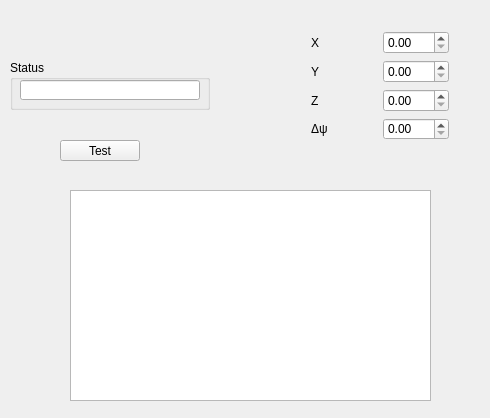
Old version of the form ControllerWidget/controllerwidget.ui in the repository adegirmenci/HBL-ICEbot.
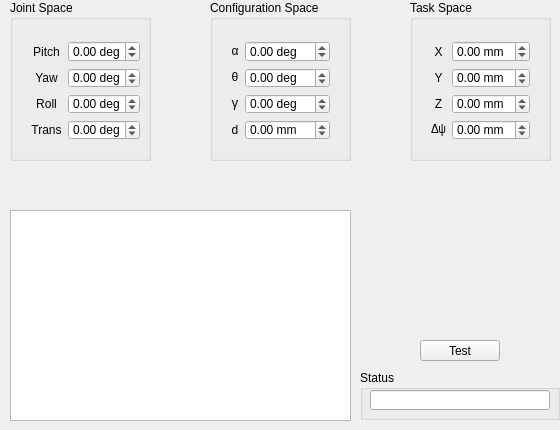
New version of the form.

Commit message: Added joint and configuration space spin boxes.

Patch:
```diff
--- a/ControllerWidget/controllerwidget.ui
+++ b/ControllerWidget/controllerwidget.ui
@@ -6,8 +6,8 @@
    <rect>
     <x>0</x>
     <y>0</y>
-    <width>490</width>
-    <height>418</height>
+    <width>560</width>
+    <height>430</height>
    </rect>
   </property>
   <property name="windowTitle">
@@ -16,8 +16,8 @@
   <widget class="QGroupBox" name="statusGroupBox">
    <property name="geometry">
     <rect>
-     <x>10</x>
-     <y>60</y>
+     <x>360</x>
+     <y>370</y>
      <width>200</width>
      <height>50</height>
     </rect>
@@ -42,8 +42,8 @@
   <widget class="QPushButton" name="testButton">
    <property name="geometry">
     <rect>
-     <x>60</x>
-     <y>140</y>
+     <x>420</x>
+     <y>340</y>
      <width>80</width>
      <height>21</height>
     </rect>
@@ -52,64 +52,12 @@
     <string>Test</string>
    </property>
   </widget>
-  <widget class="QWidget" name="gridLayoutWidget">
-   <property name="geometry">
-    <rect>
-     <x>300</x>
-     <y>20</y>
-     <width>160</width>
-     <height>131</height>
-    </rect>
-   </property>
-   <layout class="QGridLayout" name="gridLayout">
-    <item row="3" column="1">
-     <widget class="QDoubleSpinBox" name="delPsiSpinbox"/>
-    </item>
-    <item row="0" column="0">
-     <widget class="QLabel" name="xLabel">
-      <property name="text">
-       <string>X</string>
-      </property>
-     </widget>
-    </item>
-    <item row="1" column="0">
-     <widget class="QLabel" name="yLabel">
-      <property name="text">
-       <string>Y</string>
-      </property>
-     </widget>
-    </item>
-    <item row="2" column="0">
-     <widget class="QLabel" name="zLabel">
-      <property name="text">
-       <string>Z</string>
-      </property>
-     </widget>
-    </item>
-    <item row="0" column="1">
-     <widget class="QDoubleSpinBox" name="xSpinbox"/>
-    </item>
-    <item row="2" column="1">
-     <widget class="QDoubleSpinBox" name="zSpinbox"/>
-    </item>
-    <item row="1" column="1">
-     <widget class="QDoubleSpinBox" name="ySpinbox"/>
-    </item>
-    <item row="3" column="0">
-     <widget class="QLabel" name="delPsiLabel">
-      <property name="text">
-       <string>Δψ</string>
-      </property>
-     </widget>
-    </item>
-   </layout>
-  </widget>
   <widget class="QPlainTextEdit" name="statusTextEdit">
    <property name="geometry">
     <rect>
-     <x>70</x>
-     <y>190</y>
-     <width>361</width>
+     <x>10</x>
+     <y>210</y>
+     <width>341</width>
      <height>211</height>
     </rect>
    </property>
@@ -120,6 +68,633 @@
     <bool>false</bool>
    </property>
   </widget>
+  <widget class="QGroupBox" name="configSpaceGroupBox">
+   <property name="geometry">
+    <rect>
+     <x>210</x>
+     <y>0</y>
+     <width>141</width>
+     <height>161</height>
+    </rect>
+   </property>
+   <property name="title">
+    <string>Configuration Space</string>
+   </property>
+   <widget class="QWidget" name="gridLayoutWidget_2">
+    <property name="geometry">
+     <rect>
+      <x>10</x>
+      <y>30</y>
+      <width>121</width>
+      <height>121</height>
+     </rect>
+    </property>
+    <layout class="QGridLayout" name="gridLayout_3">
+     <item row="3" column="1">
+      <widget class="QDoubleSpinBox" name="dSpinbox">
+       <property name="suffix">
+        <string> mm</string>
+       </property>
+       <property name="decimals">
+        <number>2</number>
+       </property>
+       <property name="minimum">
+        <double>-1000.000000000000000</double>
+       </property>
+       <property name="maximum">
+        <double>1000.000000000000000</double>
+       </property>
+       <property name="singleStep">
+        <double>1.000000000000000</double>
+       </property>
+      </widget>
+     </item>
+     <item row="0" column="0">
+      <widget class="QLabel" name="alphaLabel">
+       <property name="maximumSize">
+        <size>
+         <width>30</width>
+         <height>16777215</height>
+        </size>
+       </property>
+       <property name="sizeIncrement">
+        <size>
+         <width>0</width>
+         <height>0</height>
+        </size>
+       </property>
+       <property name="font">
+        <font>
+         <family>Lucida Console</family>
+        </font>
+       </property>
+       <property name="text">
+        <string>α</string>
+       </property>
+       <property name="alignment">
+        <set>Qt::AlignCenter</set>
+       </property>
+      </widget>
+     </item>
+     <item row="1" column="0">
+      <widget class="QLabel" name="thetaLabel">
+       <property name="maximumSize">
+        <size>
+         <width>30</width>
+         <height>16777215</height>
+        </size>
+       </property>
+       <property name="sizeIncrement">
+        <size>
+         <width>0</width>
+         <height>0</height>
+        </size>
+       </property>
+       <property name="font">
+        <font>
+         <family>Lucida Console</family>
+        </font>
+       </property>
+       <property name="text">
+        <string>θ</string>
+       </property>
+       <property name="alignment">
+        <set>Qt::AlignCenter</set>
+       </property>
+      </widget>
+     </item>
+     <item row="2" column="0">
+      <widget class="QLabel" name="gammaLabel">
+       <property name="maximumSize">
+        <size>
+         <width>30</width>
+         <height>16777215</height>
+        </size>
+       </property>
+       <property name="sizeIncrement">
+        <size>
+         <width>0</width>
+         <height>0</height>
+        </size>
+       </property>
+       <property name="font">
+        <font>
+         <family>Lucida Console</family>
+        </font>
+       </property>
+       <property name="text">
+        <string>γ</string>
+       </property>
+       <property name="alignment">
+        <set>Qt::AlignCenter</set>
+       </property>
+      </widget>
+     </item>
+     <item row="0" column="1">
+      <widget class="QDoubleSpinBox" name="alphaSpinbox">
+       <property name="suffix">
+        <string> deg</string>
+       </property>
+       <property name="decimals">
+        <number>2</number>
+       </property>
+       <property name="minimum">
+        <double>-1000.000000000000000</double>
+       </property>
+       <property name="maximum">
+        <double>1000.000000000000000</double>
+       </property>
+       <property name="singleStep">
+        <double>1.000000000000000</double>
+       </property>
+      </widget>
+     </item>
+     <item row="2" column="1">
+      <widget class="QDoubleSpinBox" name="gammaSpinbox">
+       <property name="suffix">
+        <string> deg</string>
+       </property>
+       <property name="decimals">
+        <number>2</number>
+       </property>
+       <property name="minimum">
+        <double>-9999.000000000000000</double>
+       </property>
+       <property name="maximum">
+        <double>9999.000000000000000</double>
+       </property>
+       <property name="singleStep">
+        <double>1.000000000000000</double>
+       </property>
+      </widget>
+     </item>
+     <item row="1" column="1">
+      <widget class="QDoubleSpinBox" name="thetaSpinbox">
+       <property name="suffix">
+        <string> deg</string>
+       </property>
+       <property name="decimals">
+        <number>2</number>
+       </property>
+       <property name="minimum">
+        <double>-1000.000000000000000</double>
+       </property>
+       <property name="maximum">
+        <double>1000.000000000000000</double>
+       </property>
+       <property name="singleStep">
+        <double>1.000000000000000</double>
+       </property>
+      </widget>
+     </item>
+     <item row="3" column="0">
+      <widget class="QLabel" name="dLabel">
+       <property name="maximumSize">
+        <size>
+         <width>30</width>
+         <height>16777215</height>
+        </size>
+       </property>
+       <property name="sizeIncrement">
+        <size>
+         <width>0</width>
+         <height>0</height>
+        </size>
+       </property>
+       <property name="font">
+        <font>
+         <family>MS Shell Dlg 2</family>
+        </font>
+       </property>
+       <property name="text">
+        <string>d</string>
+       </property>
+       <property name="alignment">
+        <set>Qt::AlignCenter</set>
+       </property>
+      </widget>
+     </item>
+    </layout>
+   </widget>
+  </widget>
+  <widget class="QGroupBox" name="taskSpaceGroupBox">
+   <property name="geometry">
+    <rect>
+     <x>410</x>
+     <y>0</y>
+     <width>141</width>
+     <height>161</height>
+    </rect>
+   </property>
+   <property name="title">
+    <string>Task Space</string>
+   </property>
+   <widget class="QWidget" name="gridLayoutWidget">
+    <property name="geometry">
+     <rect>
+      <x>10</x>
+      <y>30</y>
+      <width>121</width>
+      <height>121</height>
+     </rect>
+    </property>
+    <layout class="QGridLayout" name="gridLayout">
+     <item row="3" column="1">
+      <widget class="QDoubleSpinBox" name="delPsiSpinbox">
+       <property name="suffix">
+        <string> mm</string>
+       </property>
+       <property name="decimals">
+        <number>2</number>
+       </property>
+       <property name="minimum">
+        <double>-100.000000000000000</double>
+       </property>
+       <property name="maximum">
+        <double>100.000000000000000</double>
+       </property>
+       <property name="singleStep">
+        <double>1.000000000000000</double>
+       </property>
+      </widget>
+     </item>
+     <item row="0" column="0">
+      <widget class="QLabel" name="xLabel">
+       <property name="maximumSize">
+        <size>
+         <width>30</width>
+         <height>16777215</height>
+        </size>
+       </property>
+       <property name="sizeIncrement">
+        <size>
+         <width>0</width>
+         <height>0</height>
+        </size>
+       </property>
+       <property name="font">
+        <font>
+         <family>MS Shell Dlg 2</family>
+        </font>
+       </property>
+       <property name="text">
+        <string>X</string>
+       </property>
+       <property name="alignment">
+        <set>Qt::AlignCenter</set>
+       </property>
+      </widget>
+     </item>
+     <item row="1" column="0">
+      <widget class="QLabel" name="yLabel">
+       <property name="maximumSize">
+        <size>
+         <width>30</width>
+         <height>16777215</height>
+        </size>
+       </property>
+       <property name="sizeIncrement">
+        <size>
+         <width>0</width>
+         <height>0</height>
+        </size>
+       </property>
+       <property name="font">
+        <font>
+         <family>MS Shell Dlg 2</family>
+        </font>
+       </property>
+       <property name="text">
+        <string>Y</string>
+       </property>
+       <property name="alignment">
+        <set>Qt::AlignCenter</set>
+       </property>
+      </widget>
+     </item>
+     <item row="2" column="0">
+      <widget class="QLabel" name="zLabel">
+       <property name="maximumSize">
+        <size>
+         <width>30</width>
+         <height>16777215</height>
+        </size>
+       </property>
+       <property name="sizeIncrement">
+        <size>
+         <width>0</width>
+         <height>0</height>
+        </size>
+       </property>
+       <property name="font">
+        <font>
+         <family>MS Shell Dlg 2</family>
+        </font>
+       </property>
+       <property name="text">
+        <string>Z</string>
+       </property>
+       <property name="alignment">
+        <set>Qt::AlignCenter</set>
+       </property>
+      </widget>
+     </item>
+     <item row="0" column="1">
+      <widget class="QDoubleSpinBox" name="xSpinbox">
+       <property name="suffix">
+        <string> mm</string>
+       </property>
+       <property name="decimals">
+        <number>2</number>
+       </property>
+       <property name="minimum">
+        <double>-100.000000000000000</double>
+       </property>
+       <property name="maximum">
+        <double>100.000000000000000</double>
+       </property>
+       <property name="singleStep">
+        <double>1.000000000000000</double>
+       </property>
+      </widget>
+     </item>
+     <item row="2" column="1">
+      <widget class="QDoubleSpinBox" name="zSpinbox">
+       <property name="suffix">
+        <string> mm</string>
+       </property>
+       <property name="decimals">
+        <number>2</number>
+       </property>
+       <property name="minimum">
+        <double>-100.000000000000000</double>
+       </property>
+       <property name="maximum">
+        <double>100.000000000000000</double>
+       </property>
+       <property name="singleStep">
+        <double>1.000000000000000</double>
+       </property>
+      </widget>
+     </item>
+     <item row="1" column="1">
+      <widget class="QDoubleSpinBox" name="ySpinbox">
+       <property name="suffix">
+        <string> mm</string>
+       </property>
+       <property name="decimals">
+        <number>2</number>
+       </property>
+       <property name="minimum">
+        <double>-100.000000000000000</double>
+       </property>
+       <property name="maximum">
+        <double>100.000000000000000</double>
+       </property>
+       <property name="singleStep">
+        <double>1.000000000000000</double>
+       </property>
+      </widget>
+     </item>
+     <item row="3" column="0">
+      <widget class="QLabel" name="delPsiLabel">
+       <property name="maximumSize">
+        <size>
+         <width>30</width>
+         <height>16777215</height>
+        </size>
+       </property>
+       <property name="sizeIncrement">
+        <size>
+         <width>0</width>
+         <height>0</height>
+        </size>
+       </property>
+       <property name="font">
+        <font>
+         <family>Lucida Console</family>
+        </font>
+       </property>
+       <property name="text">
+        <string>Δψ</string>
+       </property>
+       <property name="alignment">
+        <set>Qt::AlignCenter</set>
+       </property>
+      </widget>
+     </item>
+    </layout>
+   </widget>
+  </widget>
+  <widget class="QGroupBox" name="jointSpaceGroupBox">
+   <property name="geometry">
+    <rect>
+     <x>10</x>
+     <y>0</y>
+     <width>141</width>
+     <height>161</height>
+    </rect>
+   </property>
+   <property name="title">
+    <string>Joint Space</string>
+   </property>
+   <widget class="QWidget" name="gridLayoutWidget_3">
+    <property name="geometry">
+     <rect>
+      <x>10</x>
+      <y>30</y>
+      <width>131</width>
+      <height>121</height>
+     </rect>
+    </property>
+    <layout class="QGridLayout" name="gridLayout_4">
+     <item row="3" column="1">
+      <widget class="QDoubleSpinBox" name="transSpinbox">
+       <property name="suffix">
+        <string> deg</string>
+       </property>
+       <property name="decimals">
+        <number>2</number>
+       </property>
+       <property name="minimum">
+        <double>-1000.000000000000000</double>
+       </property>
+       <property name="maximum">
+        <double>1000.000000000000000</double>
+       </property>
+       <property name="singleStep">
+        <double>1.000000000000000</double>
+       </property>
+      </widget>
+     </item>
+     <item row="0" column="0">
+      <widget class="QLabel" name="pitchLabel">
+       <property name="maximumSize">
+        <size>
+         <width>40</width>
+         <height>16777215</height>
+        </size>
+       </property>
+       <property name="sizeIncrement">
+        <size>
+         <width>0</width>
+         <height>0</height>
+        </size>
+       </property>
+       <property name="font">
+        <font>
+         <family>MS Shell Dlg 2</family>
+        </font>
+       </property>
+       <property name="text">
+        <string>Pitch</string>
+       </property>
+       <property name="alignment">
+        <set>Qt::AlignCenter</set>
+       </property>
+      </widget>
+     </item>
+     <item row="1" column="0">
+      <widget class="QLabel" name="yawLabel">
+       <property name="maximumSize">
+        <size>
+         <width>40</width>
+         <height>16777215</height>
+        </size>
+       </property>
+       <property name="sizeIncrement">
+        <size>
+         <width>0</width>
+         <height>0</height>
+        </size>
+       </property>
+       <property name="font">
+        <font>
+         <family>MS Shell Dlg 2</family>
+        </font>
+       </property>
+       <property name="text">
+        <string>Yaw</string>
+       </property>
+       <property name="alignment">
+        <set>Qt::AlignCenter</set>
+       </property>
+      </widget>
+     </item>
+     <item row="2" column="0">
+      <widget class="QLabel" name="rollLabel">
+       <property name="maximumSize">
+        <size>
+         <width>40</width>
+         <height>16777215</height>
+        </size>
+       </property>
+       <property name="sizeIncrement">
+        <size>
+         <width>0</width>
+         <height>0</height>
+        </size>
+       </property>
+       <property name="font">
+        <font>
+         <family>MS Shell Dlg 2</family>
+        </font>
+       </property>
+       <property name="text">
+        <string>Roll</string>
+       </property>
+       <property name="alignment">
+        <set>Qt::AlignCenter</set>
+       </property>
+      </widget>
+     </item>
+     <item row="0" column="1">
+      <widget class="QDoubleSpinBox" name="pitchSpinbox">
+       <property name="suffix">
+        <string> deg</string>
+       </property>
+       <property name="decimals">
+        <number>2</number>
+       </property>
+       <property name="minimum">
+        <double>-1000.000000000000000</double>
+       </property>
+       <property name="maximum">
+        <double>1000.000000000000000</double>
+       </property>
+       <property name="singleStep">
+        <double>1.000000000000000</double>
+       </property>
+      </widget>
+     </item>
+     <item row="2" column="1">
+      <widget class="QDoubleSpinBox" name="rollSpinbox">
+       <property name="suffix">
+        <string> deg</string>
+       </property>
+       <property name="decimals">
+        <number>2</number>
+       </property>
+       <property name="minimum">
+        <double>-1000.000000000000000</double>
+       </property>
+       <property name="maximum">
+        <double>1000.000000000000000</double>
+       </property>
+       <property name="singleStep">
+        <double>1.000000000000000</double>
+       </property>
+      </widget>
+     </item>
+     <item row="1" column="1">
+      <widget class="QDoubleSpinBox" name="yawSpinbox">
+       <property name="suffix">
+        <string> deg</string>
+       </property>
+       <property name="decimals">
+        <number>2</number>
+       </property>
+       <property name="minimum">
+        <double>-1000.000000000000000</double>
+       </property>
+       <property name="maximum">
+        <double>1000.000000000000000</double>
+       </property>
+       <property name="singleStep">
+        <double>1.000000000000000</double>
+       </property>
+      </widget>
+     </item>
+     <item row="3" column="0">
+      <widget class="QLabel" name="transLabel">
+       <property name="maximumSize">
+        <size>
+         <width>40</width>
+         <height>16777215</height>
+        </size>
+       </property>
+       <property name="sizeIncrement">
+        <size>
+         <width>0</width>
+         <height>0</height>
+        </size>
+       </property>
+       <property name="font">
+        <font>
+         <family>MS Shell Dlg 2</family>
+        </font>
+       </property>
+       <property name="text">
+        <string>Trans</string>
+       </property>
+       <property name="alignment">
+        <set>Qt::AlignCenter</set>
+       </property>
+      </widget>
+     </item>
+    </layout>
+   </widget>
+  </widget>
  </widget>
  <layoutdefault spacing="6" margin="11"/>
  <resources/>
```
The commit also changes 2 other files.
